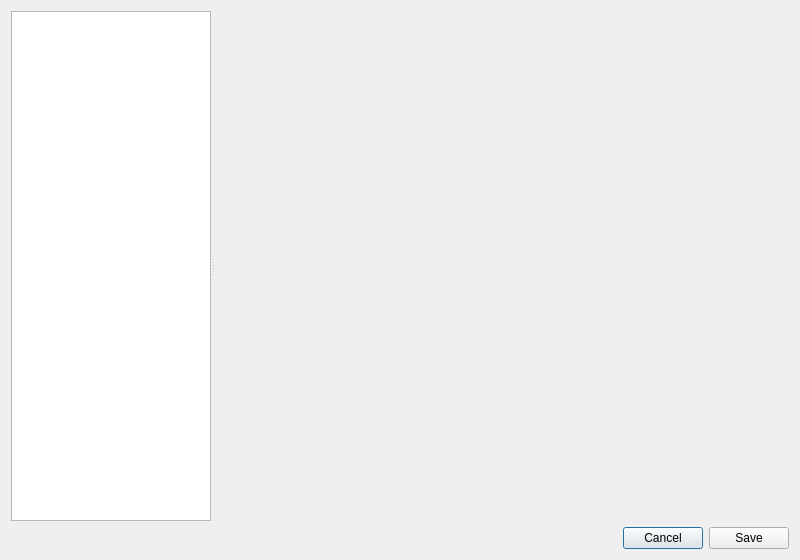
Before: the Qt Designer form ui/ttsettingsdialog.ui in MINIXJR/TTCut-ng, drawn with Qt 5.
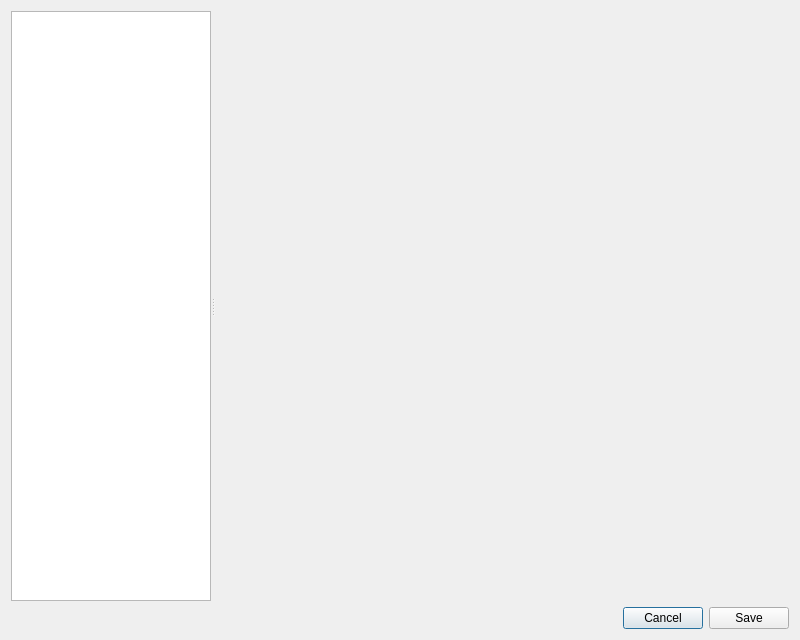
After: the same form once the commit is applied.

```diff
--- a/ui/ttsettingsdialog.ui
+++ b/ui/ttsettingsdialog.ui
@@ -2,7 +2,7 @@
 <ui version="4.0">
  <class>TTSettingsDialog</class>
  <widget class="QDialog" name="TTSettingsDialog">
-  <property name="geometry"><rect><x>0</x><y>0</y><width>800</width><height>560</height></rect></property>
+  <property name="geometry"><rect><x>0</x><y>0</y><width>800</width><height>640</height></rect></property>
   <property name="windowTitle"><string>TTCut-ng — Settings</string></property>
   <layout class="QVBoxLayout">
    <item>
```
